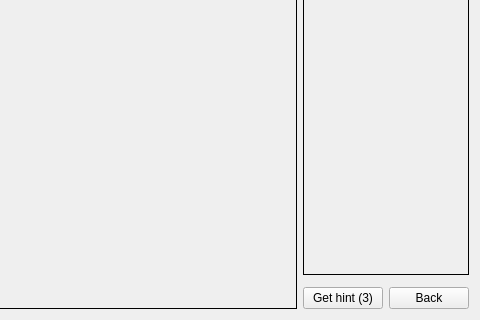
This is sos/gui/game_screen_ui.ui in tornado80/sos-game-client as Qt 5 draws it before an edit; both pictures show x 347 to 827 and y 377 to 697 of the 827 by 697 pixel window. The edited form follows.
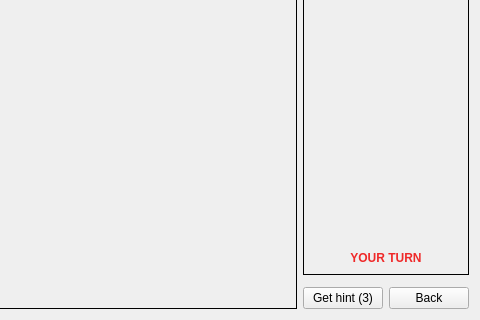
This is the edited form.

Commit message: Player turn handling done

What changed in the file:
```diff
--- a/sos/gui/game_screen_ui.ui
+++ b/sos/gui/game_screen_ui.ui
@@ -91,6 +91,16 @@
          </property>
         </spacer>
        </item>
+       <item>
+        <widget class="QLabel" name="yourTurnLabel">
+         <property name="text">
+          <string>&lt;html&gt;&lt;head/&gt;&lt;body&gt;&lt;p&gt;&lt;span style=&quot; font-weight:600; color:#ef2929;&quot;&gt;YOUR TURN&lt;/span&gt;&lt;/p&gt;&lt;/body&gt;&lt;/html&gt;</string>
+         </property>
+         <property name="alignment">
+          <set>Qt::AlignCenter</set>
+         </property>
+        </widget>
+       </item>
       </layout>
      </widget>
     </widget>
```
The commit also changes 2 other files.
